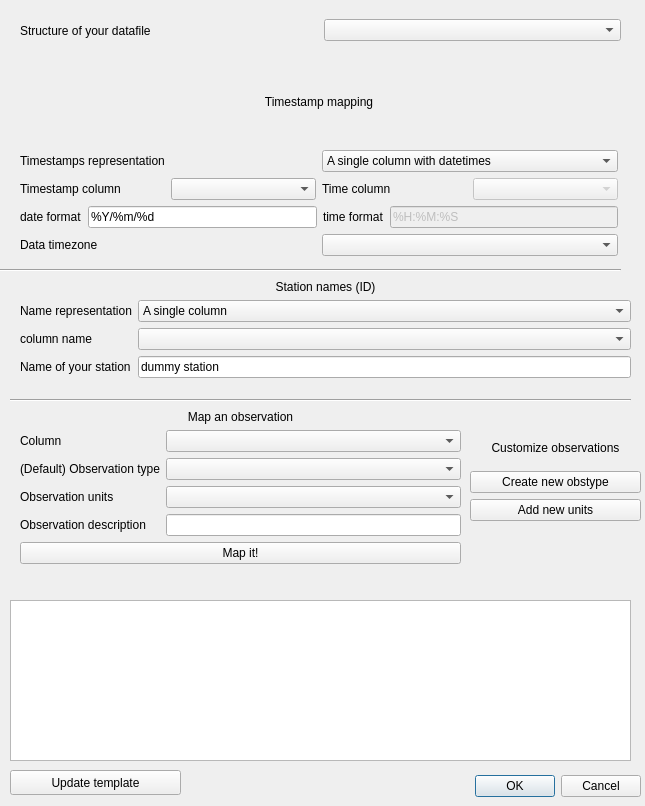
Before: the Qt Designer form metobs_gui/qt_windows/templ_build_data.ui in vergauwenthomas/MetObs_GUI, drawn with Qt 5.
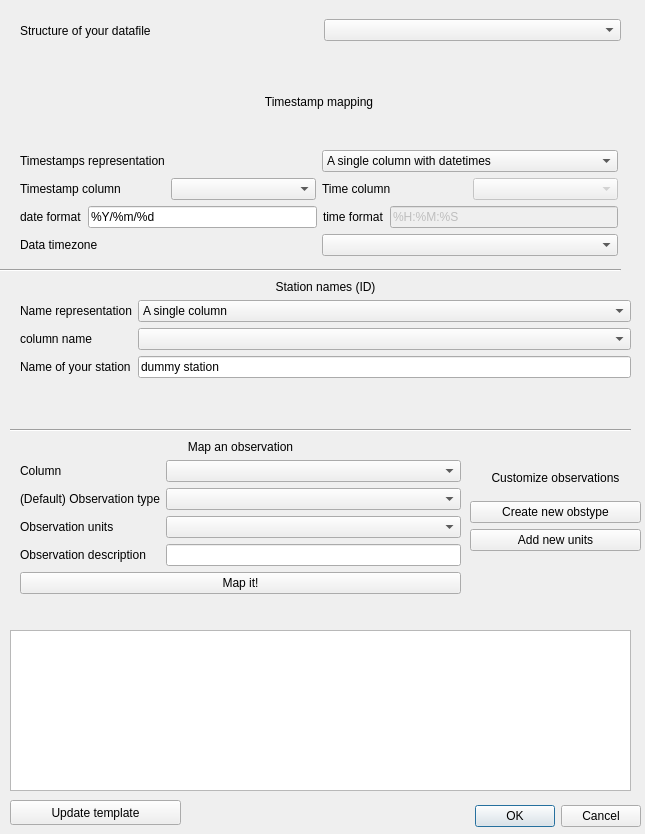
After: the same form once the commit is applied.

Commit message: savepoint on metadata tmplate dialog

The edit to the form file:
```diff
--- a/metobs_gui/qt_windows/templ_build_data.ui
+++ b/metobs_gui/qt_windows/templ_build_data.ui
@@ -7,7 +7,7 @@
     <x>0</x>
     <y>0</y>
     <width>645</width>
-    <height>806</height>
+    <height>834</height>
    </rect>
   </property>
   <property name="windowTitle">
@@ -17,7 +17,7 @@
    <property name="geometry">
     <rect>
      <x>20</x>
-     <y>770</y>
+     <y>800</y>
      <width>621</width>
      <height>32</height>
     </rect>
@@ -33,7 +33,7 @@
    <property name="geometry">
     <rect>
      <x>20</x>
-     <y>410</y>
+     <y>440</y>
      <width>441</width>
      <height>180</height>
     </rect>
@@ -109,7 +109,7 @@
    <property name="geometry">
     <rect>
      <x>10</x>
-     <y>600</y>
+     <y>630</y>
      <width>621</width>
      <height>161</height>
     </rect>
@@ -119,7 +119,7 @@
    <property name="geometry">
     <rect>
      <x>470</x>
-     <y>430</y>
+     <y>460</y>
      <width>171</width>
      <height>91</height>
     </rect>
@@ -157,7 +157,7 @@
      <x>20</x>
      <y>280</y>
      <width>611</width>
-     <height>112</height>
+     <height>143</height>
     </rect>
    </property>
    <layout class="QFormLayout" name="formLayout_3">
@@ -240,7 +240,7 @@
    <property name="geometry">
     <rect>
      <x>10</x>
-     <y>390</y>
+     <y>420</y>
      <width>621</width>
      <height>20</height>
     </rect>
@@ -411,7 +411,7 @@
    <property name="geometry">
     <rect>
      <x>10</x>
-     <y>770</y>
+     <y>800</y>
      <width>171</width>
      <height>25</height>
     </rect>
```
The commit also changes 7 other files.
